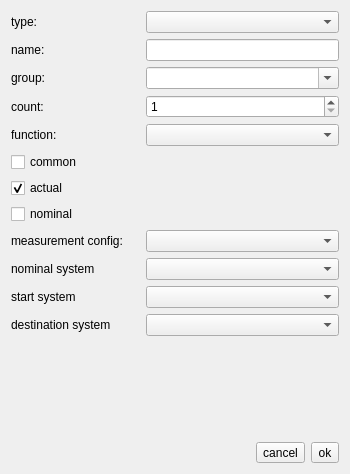
Above: ui/dialogs/createfeaturedialog.ui from OpenIndy/OpenIndy before the change. Below: the same form after it.
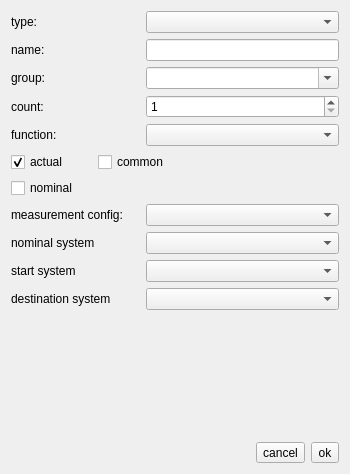
That is the form after the change.

```diff
--- a/ui/dialogs/createfeaturedialog.ui
+++ b/ui/dialogs/createfeaturedialog.ui
@@ -21,8 +21,6 @@
   </property>
   <layout class="QGridLayout" name="gridLayout">
    <item row="0" column="0">
-    <layout class="QVBoxLayout" name="verticalLayout_2">
-     <item>
       <layout class="QHBoxLayout" name="horizontalLayout_9" stretch="2,3">
        <property name="sizeConstraint">
         <enum>QLayout::SetDefaultConstraint</enum>
@@ -43,7 +41,7 @@
        </item>
       </layout>
      </item>
-     <item>
+   <item row="1" column="0">
       <layout class="QVBoxLayout" name="verticalLayout">
        <property name="sizeConstraint">
         <enum>QLayout::SetDefaultConstraint</enum>
@@ -134,13 +132,8 @@
        </item>
       </layout>
      </item>
-     <item>
-      <widget class="QCheckBox" name="checkBox_common">
-       <property name="text">
-        <string>common</string>
-       </property>
-      </widget>
-     </item>
+   <item row="2" column="0">
+    <layout class="QHBoxLayout" name="horizontalLayout_11" stretch="1,1,2">
      <item>
       <widget class="QCheckBox" name="checkBox_actual">
        <property name="text">
@@ -152,13 +145,35 @@
       </widget>
      </item>
      <item>
+      <widget class="QCheckBox" name="checkBox_common">
+       <property name="text">
+        <string>common</string>
+       </property>
+      </widget>
+     </item>
+     <item>
+      <spacer name="horizontalSpacer_2">
+       <property name="orientation">
+        <enum>Qt::Horizontal</enum>
+       </property>
+       <property name="sizeHint" stdset="0">
+        <size>
+         <width>40</width>
+         <height>20</height>
+        </size>
+       </property>
+      </spacer>
+     </item>
+    </layout>
+   </item>
+   <item row="3" column="0">
       <widget class="QCheckBox" name="checkBox_nominal">
        <property name="text">
         <string>nominal</string>
        </property>
       </widget>
      </item>
-     <item>
+   <item row="4" column="0">
       <layout class="QHBoxLayout" name="horizontalLayout_10" stretch="2,3">
        <item>
         <widget class="QLabel" name="label_mConfig">
@@ -176,7 +191,7 @@
        </item>
       </layout>
      </item>
-     <item>
+   <item row="5" column="0">
       <layout class="QHBoxLayout" name="horizontalLayout_4" stretch="2,3">
        <item>
         <widget class="QLabel" name="label_nominalSystem">
@@ -194,7 +209,7 @@
        </item>
       </layout>
      </item>
-     <item>
+   <item row="6" column="0">
       <layout class="QVBoxLayout" name="verticalLayout_3">
        <property name="sizeConstraint">
         <enum>QLayout::SetDefaultConstraint</enum>
@@ -237,7 +252,7 @@
        </item>
       </layout>
      </item>
-     <item>
+   <item row="7" column="0">
       <spacer name="verticalSpacer">
        <property name="orientation">
         <enum>Qt::Vertical</enum>
@@ -253,7 +268,7 @@
        </property>
       </spacer>
      </item>
-     <item>
+   <item row="8" column="0">
       <layout class="QHBoxLayout" name="horizontalLayout">
        <item>
         <spacer name="horizontalSpacer">
@@ -281,8 +296,6 @@
           <string>ok</string>
          </property>
         </widget>
-       </item>
-      </layout>
      </item>
     </layout>
    </item>
```
Lines whose indentation alone changed are shown as unchanged.
